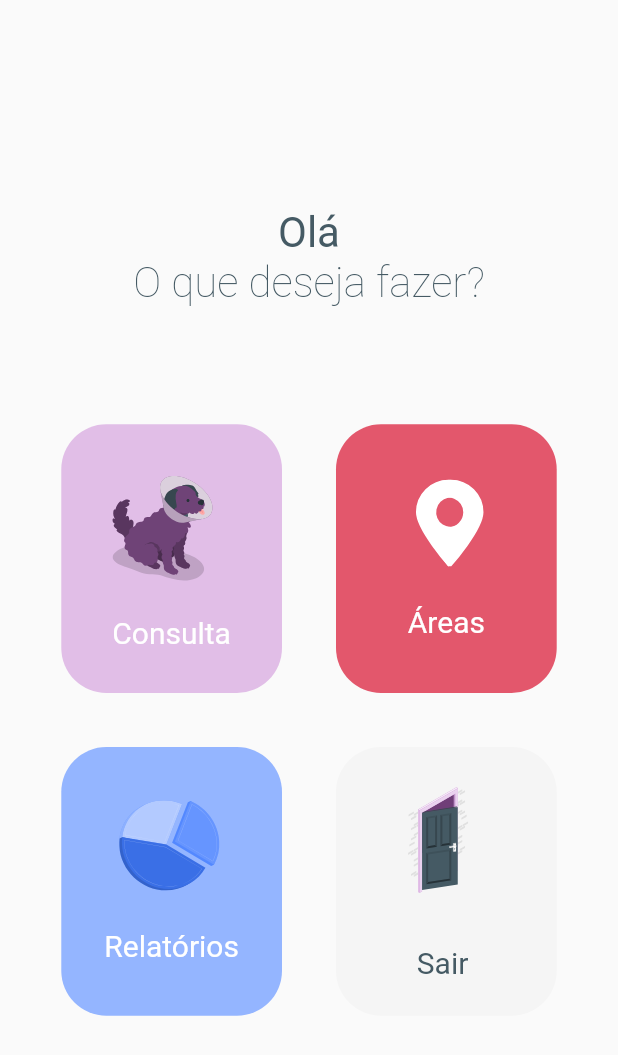
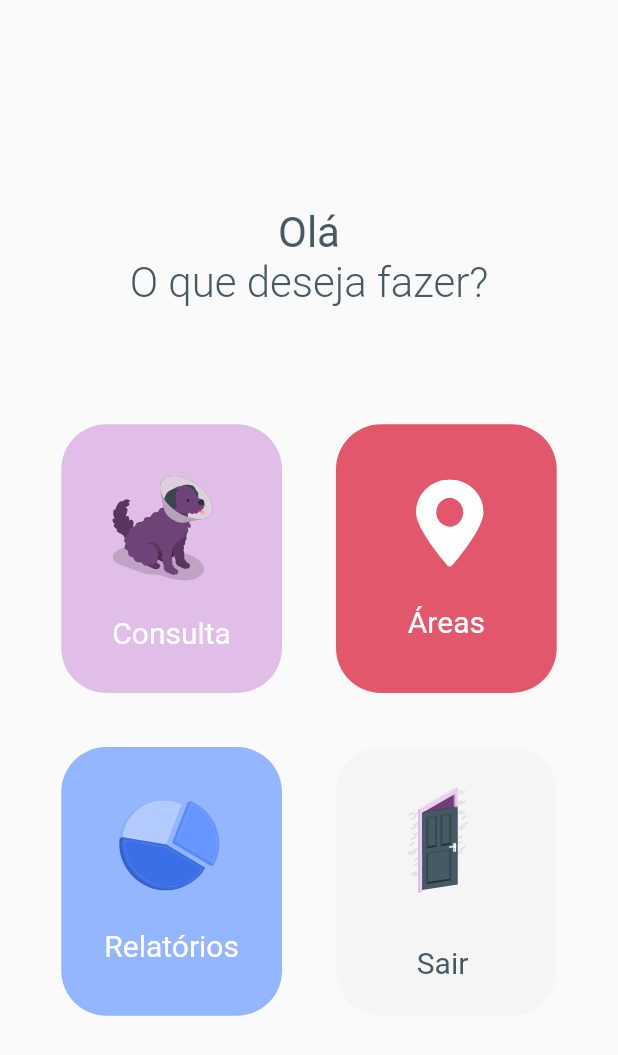
Before and after one commit to pampacare/app.pampacare, a Flutter app: the screen it shows after launch, on a phone screen of 412 x 824 dp. Shown: the top 1055 px of the screen. Run offline on Flutter 3.47's test engine with Material 2 defaults, Android fonts, the light colour scheme and no system bars; our stand-ins replace flutter_svg, get_it; missing offline and left inert: dart:html.

Commit message:
refactor: dashboard

```diff
--- a/lib/app/pages/dashboard/dashboard_page.dart
+++ b/lib/app/pages/dashboard/dashboard_page.dart
@@ -27,7 +27,7 @@ class _DashboardPageState extends State<DashboardPage> {
                   style: TextStyle(
                       color: AppColors.text,
                       fontSize: 28,
-                      fontWeight: FontWeight.w200)),
+                      fontWeight: FontWeight.w300)),
               SizedBox(height: 70),
               Row(
                 mainAxisAlignment: MainAxisAlignment.center,
```
